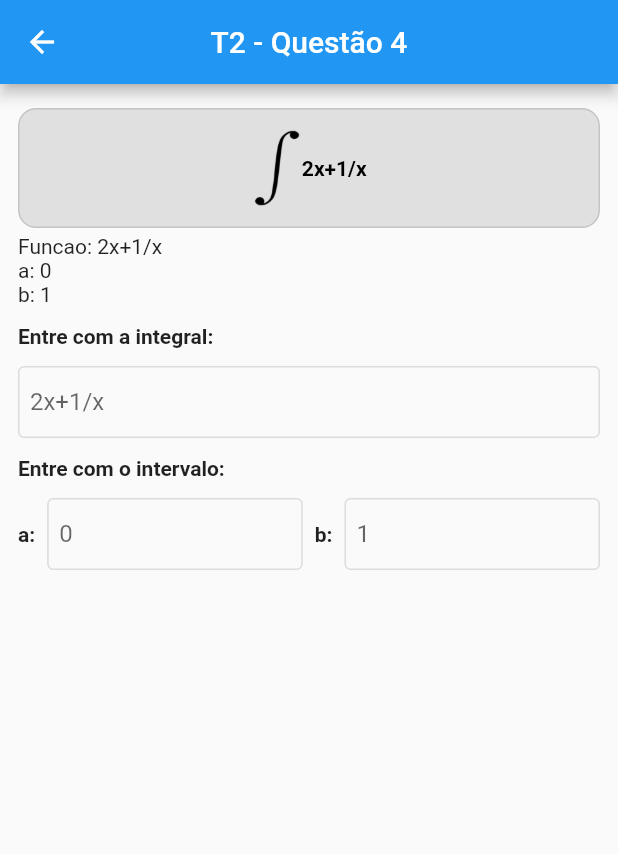
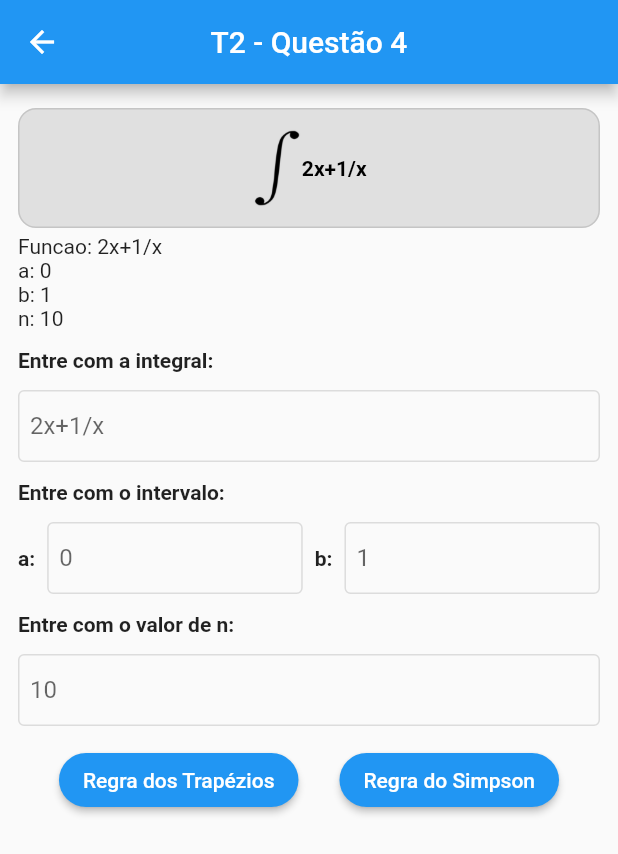
Before and after one commit to RaphaelRat/calculo-numerico, a Flutter app: the Trabalho2 screen opened by its route, on a phone screen of 412 x 824 dp. Shown: the top 854 px of the screen. Run offline on Flutter 3.47's test engine with Material 2 defaults, Android fonts, the phone set to English and light mode, and no system bars; our stand-ins replace get.

Commit message:
add n field

```diff
--- a/lib/pages/trabalho_2/trabalho_2.dart
+++ b/lib/pages/trabalho_2/trabalho_2.dart
@@ -60,7 +60,7 @@ class Trabalho2 extends GetView<Trabalho2Controller> {
                             ),
                     ),
                   ),
-                  Obx(() => Text('Funcao: ${controller.funcao.value}\na: ${controller.a.value}\nb: ${controller.b.value}')),
+                  Obx(() => Text('Funcao: ${controller.funcao.value}\na: ${controller.a.value}\nb: ${controller.b.value}\nn: ${controller.n.value}')),
                   const SizedBox(height: 12),
                   const Text('Entre com a integral:', style: TextStyle(fontWeight: FontWeight.bold)),
                   const SizedBox(height: 12),
@@ -80,6 +80,38 @@ class Trabalho2 extends GetView<Trabalho2Controller> {
                         child: Text('b:', style: TextStyle(fontWeight: FontWeight.bold)),
                       ),
                       Expanded(child: _myTextField(context, hintText: '1', onChanged: (value) => controller.b.value = value)),
+                    ],
+                  ),
+                  const SizedBox(height: 12),
+                  const Text('Entre com o valor de n:', style: TextStyle(fontWeight: FontWeight.bold)),
+                  const SizedBox(height: 12),
+                  _myTextField(context, hintText: '10', onChanged: (value) => controller.n.value = value),
+                  const SizedBox(height: 12),
+                  Row(
+                    mainAxisAlignment: MainAxisAlignment.spaceEvenly,
+                    children: [
+                      ElevatedButton(
+                        onPressed: () {},
+                        child: const Text('Regra dos Trapézios'),
+                        style: ButtonStyle(
+                          shape: MaterialStateProperty.all<RoundedRectangleBorder>(
+                            RoundedRectangleBorder(
+                              borderRadius: BorderRadius.circular(18.0),
+                            ),
+                          ),
+                        ),
+                      ),
+                      ElevatedButton(
+                        onPressed: () {},
+                        child: const Text('Regra do Simpson'),
+                        style: ButtonStyle(
+                          shape: MaterialStateProperty.all<RoundedRectangleBorder>(
+                            RoundedRectangleBorder(
+                              borderRadius: BorderRadius.circular(18.0),
+                            ),
+                          ),
+                        ),
+                      ),
                     ],
                   ),
                 ],
--- a/lib/pages/trabalho_2/trabalho_2_controller.dart
+++ b/lib/pages/trabalho_2/trabalho_2_controller.dart
@@ -5,4 +5,5 @@ class Trabalho2Controller extends GetxController {
   final funcao = '2x+1/x'.obs;
   final a = '0'.obs;
   final b = '1'.obs;
+  final n = '10'.obs;
 }
```
